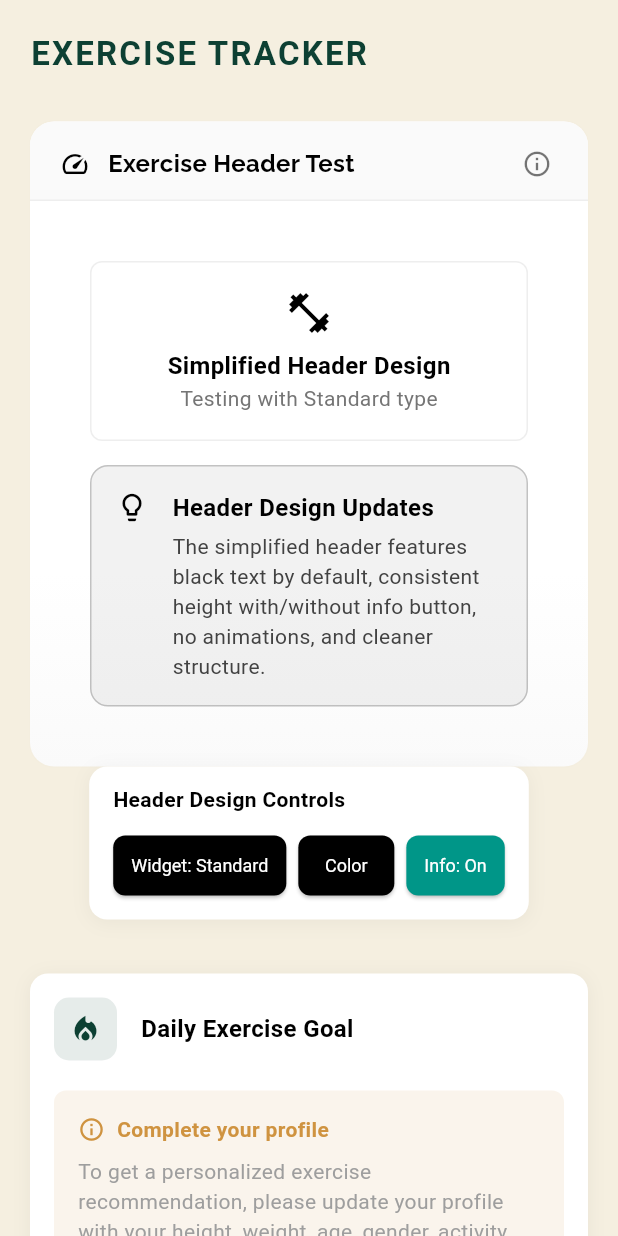
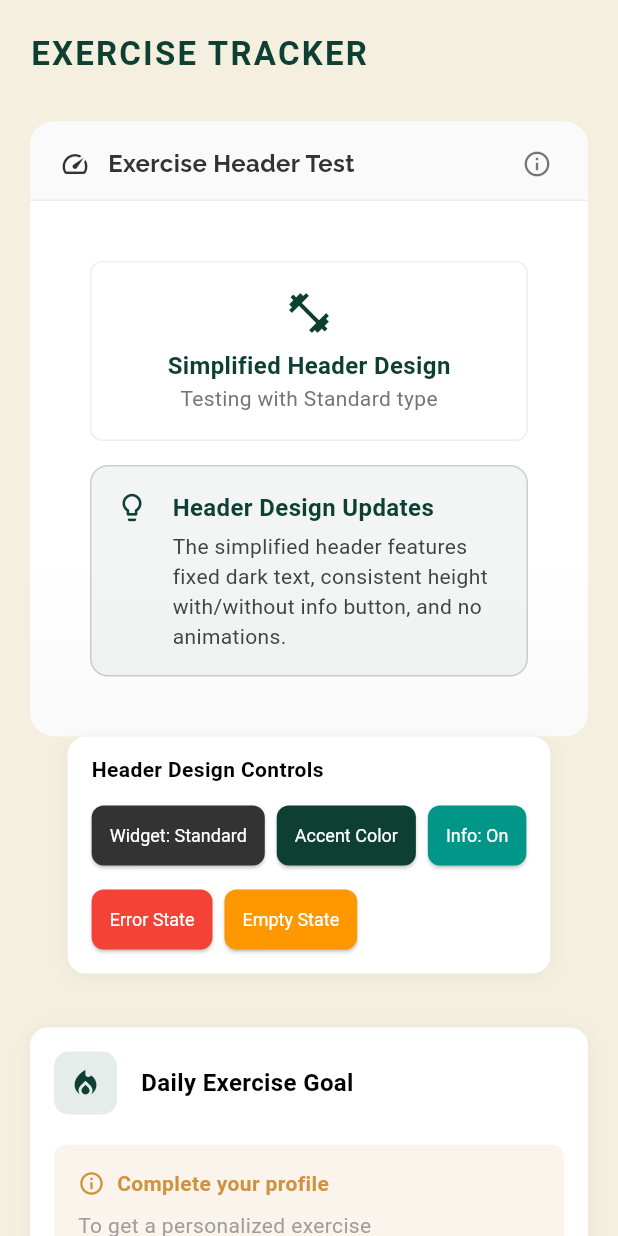
Before and after one commit to siho1117/food_cal, a Flutter app: the ExerciseScreen screen opened by its route, on a phone screen of 412 x 824 dp. Run offline on Flutter 3.47's test engine with Material 3 defaults, Android fonts, the phone set to English and light mode, and no system bars; our stand-ins replace camera, curved_navigation_bar, flutter_dotenv, flutter_image_compress, google_fonts, image_picker and 1 more; accounts and stored records are empty.

Commit message:
Your commit message here

```diff
--- a/lib/widgets/exercise/exercise_header_test_widget.dart
+++ b/lib/widgets/exercise/exercise_header_test_widget.dart
@@ -14,8 +14,9 @@ class ExerciseHeaderTestWidget extends StatefulWidget {
 class _ExerciseHeaderTestWidgetState extends State<ExerciseHeaderTestWidget> {
   // Test parameters
   int _widgetTypeIndex = 0;
-  int _colorIndex = 0;
   bool _showInfoButton = true;
+  bool _showErrorState = false;
+  bool _showEmptyState = false;
 
   // Widget types to test
   final List<String> _widgetTypes = [
@@ -25,17 +26,22 @@ class _ExerciseHeaderTestWidgetState extends State<ExerciseHeaderTestWidget> {
     'Progress Widget',
   ];
 
-  // Colors to test (starting with black)
-  final List<Color> _colors = [
-    Colors.black,
-    AppTheme.primaryBlue,
-    AppTheme.accentColor,
-    AppTheme.goldAccent,
-    AppTheme.coralAccent,
-  ];
+  // Fixed color for title and icons
+  final Color _titleColor = AppTheme.textDark;
 
-  // Get current color
-  Color get _currentColor => _colors[_colorIndex];
+  // Get current accent color
+  Color _getCurrentAccentColor() {
+    switch (_accentColorIndex) {
+      case 0: return AppTheme.primaryBlue;
+      case 1: return AppTheme.accentColor;
+      case 2: return AppTheme.goldAccent;
+      case 3: return AppTheme.coralAccent;
+      default: return AppTheme.primaryBlue;
+    }
+  }
+
+  // Accent color index
+  int _accentColorIndex = 0;
 
   // Toggle widget type
   void _nextWidgetType() {
@@ -44,10 +50,10 @@ class _ExerciseHeaderTestWidgetState extends State<ExerciseHeaderTestWidget> {
     });
   }
 
-  // Toggle color
-  void _nextColor() {
+  // Toggle accent color
+  void _nextAccentColor() {
     setState(() {
-      _colorIndex = (_colorIndex + 1) % _colors.length;
+      _accentColorIndex = (_accentColorIndex + 1) % 4;
     });
   }
 
@@ -55,6 +61,26 @@ class _ExerciseHeaderTestWidgetState extends State<ExerciseHeaderTestWidget> {
   void _toggleInfoButton() {
     setState(() {
       _showInfoButton = !_showInfoButton;
+    });
+  }
+
+  // Toggle error state
+  void _toggleErrorState() {
+    setState(() {
+      _showErrorState = !_showErrorState;
+      if (_showErrorState) {
+        _showEmptyState = false;
+      }
+    });
+  }
+
+  // Toggle empty state
+  void _toggleEmptyState() {
+    setState(() {
+      _showEmptyState = !_showEmptyState;
+      if (_showEmptyState) {
+        _showErrorState = false;
+      }
     });
   }
 
@@ -93,23 +119,61 @@ class _ExerciseHeaderTestWidgetState extends State<ExerciseHeaderTestWidget> {
 
   // Build the appropriate test widget based on selected type
   Widget _buildTestWidget() {
+    final Color accentColor = _getCurrentAccentColor();
+
+    // Handle error and empty states
+    if (_showErrorState) {
+      return MasterWidget(
+        title: 'Exercise Header Test',
+        icon: Icons.fitness_center,
+        textColor: _titleColor,
+        iconColor: _titleColor,
+        showInfoButton: _showInfoButton,
+        onInfoTap: _showInfoButton ? _showInfoDialog : null,
+        hasError: true,
+        errorMessage: 'This is a test error message to see how error states look with the new header design.',
+        onRetry: () {
+          setState(() {
+            _showErrorState = false;
+          });
+        },
+        child: const SizedBox(),
+      );
+    }
+
+    if (_showEmptyState) {
+      return MasterWidget(
+        title: 'Exercise Header Test',
+        icon: Icons.fitness_center,
+        textColor: _titleColor,
+        iconColor: _titleColor,
+        showInfoButton: _showInfoButton,
+        onInfoTap: _showInfoButton ? _showInfoDialog : null,
+        isEmpty: true,
+        emptyMessage: 'No exercise data available. This message shows how empty states look with the new header design.',
+        emptyIcon: Icons.directions_run,
+        child: const SizedBox(),
+      );
+    }
+
+    // Different widget types
     switch (_widgetTypeIndex) {
       case 1:
         return MasterWidget.dataWidget(
           title: 'Exercise Data',
           icon: Icons.fitness_center,
-          textColor: _currentColor,
-          iconColor: _currentColor,
+          textColor: _titleColor,
+          iconColor: _titleColor,
           showInfoButton: _showInfoButton,
           onInfoTap: _showInfoButton ? _showInfoDialog : null,
-          child: _buildSampleContent(),
+          child: _buildSampleContent(accentColor),
         );
       case 2:
         return MasterWidget.metricWidget(
           title: 'Exercise Metric',
           icon: Icons.local_fire_department,
-          textColor: _currentColor,
-          iconColor: _currentColor,
+          textColor: _titleColor,
+          iconColor: _titleColor,
           showInfoButton: _showInfoButton,
           onInfoTap: _showInfoButton ? _showInfoDialog : null,
           valueWidget: Center(
@@ -120,7 +184,7 @@ class _ExerciseHeaderTestWidgetState extends State<ExerciseHeaderTestWidget> {
                   style: TextStyle(
                     fontSize: 36,
                     fontWeight: FontWeight.bold,
-                    color: _currentColor,
+                    color: accentColor,
                   ),
                 ),
                 Text(
@@ -138,31 +202,31 @@ class _ExerciseHeaderTestWidgetState extends State<ExerciseHeaderTestWidget> {
         return MasterWidget.progressWidget(
           title: 'Exercise Progress',
           icon: Icons.directions_run,
-          textColor: _currentColor,
-          iconColor: _currentColor,
+          textColor: _titleColor,
+          iconColor: _titleColor,
           progress: 0.65,
           progressText: '65% complete',
-          progressColor: _currentColor,
+          progressColor: accentColor,
           showInfoButton: _showInfoButton,
           onInfoTap: _showInfoButton ? _showInfoDialog : null,
-          child: _buildSampleContent(height: 80),
+          child: _buildSampleContent(accentColor, height: 80),
         );
       case 0:
       default:
         return MasterWidget(
           title: 'Exercise Header Test',
           icon: Icons.speed,
-          textColor: _currentColor,
-          iconColor: _currentColor,
+          textColor: _titleColor,
+          iconColor: _titleColor,
           showInfoButton: _showInfoButton,
           onInfoTap: _showInfoButton ? _showInfoDialog : null,
-          child: _buildSampleContent(),
+          child: _buildSampleContent(accentColor),
         );
     }
   }
 
   // Build sample content
-  Widget _buildSampleContent({double height = 120}) {
+  Widget _buildSampleContent(Color accentColor, {double height = 120}) {
     return Padding(
       padding: const EdgeInsets.all(20),
       child: Column(
@@ -190,7 +254,7 @@ class _ExerciseHeaderTestWidgetState extends State<ExerciseHeaderTestWidget> {
                             ? Icons.directions_run
                             : Icons.fitness_center),
                     size: 32,
-                    color: _currentColor,
+                    color: accentColor,
                   ),
                   const SizedBox(height: 8),
                   Text(
@@ -198,7 +262,7 @@ class _ExerciseHeaderTestWidgetState extends State<ExerciseHeaderTestWidget> {
                     style: TextStyle(
                       fontSize: 16,
                       fontWeight: FontWeight.bold,
-                      color: _currentColor,
+                      color: accentColor,
                     ),
                   ),
                   Text(
@@ -218,9 +282,9 @@ class _ExerciseHeaderTestWidgetState extends State<ExerciseHeaderTestWidget> {
           // Add a message explaining header changes
           StateBuilder.infoMessage(
             title: 'Header Design Updates',
-            message: 'The simplified header features black text by default, consistent height with/without info button, no animations, and cleaner structure.',
+            message: 'The simplified header features fixed dark text, consistent height with/without info button, and no animations.',
             icon: Icons.lightbulb_outline,
-            color: _currentColor,
+            color: accentColor,
           ),
         ],
       ),
@@ -259,20 +323,38 @@ class _ExerciseHeaderTestWidgetState extends State<ExerciseHeaderTestWidget> {
             spacing: 8,
             runSpacing: 8,
             children: [
+              // Widget type control
               _buildControlButton(
                 label: 'Widget: ${_widgetTypes[_widgetTypeIndex]}',
                 onPressed: _nextWidgetType,
-                color: Colors.black,
+                color: AppTheme.textDark,
               ),
+
+              // Accent color control
               _buildControlButton(
-                label: 'Color',
-                onPressed: _nextColor,
-                color: _currentColor,
+                label: 'Accent Color',
+                onPressed: _nextAccentColor,
+                color: _getCurrentAccentColor(),
               ),
+
+              // Info button toggle
               _buildControlButton(
                 label: 'Info: ${_showInfoButton ? 'On' : 'Off'}',
                 onPressed: _toggleInfoButton,
                 color: Colors.teal,
+              ),
+
+              // State controls
+              _buildControlButton(
+                label: 'Error State',
+                onPressed: _toggleErrorState,
+                color: Colors.red,
+              ),
+
+              _buildControlButton(
+                label: 'Empty State',
+                onPressed: _toggleEmptyState,
+                color: Colors.orange,
               ),
             ],
           ),
```
Also changed, not shown: lib/config/extensions/color_extensions.dart (deleted, +0 -72 lines), lib/config/extensions/context_extensions.dart (deleted, +0 -133 lines), lib/config/extensions/num_extensions.dart (deleted, +0 -109 lines).
